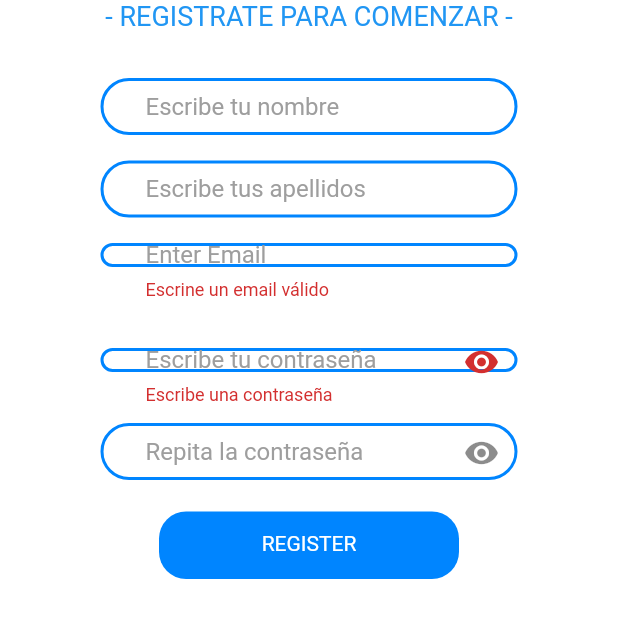
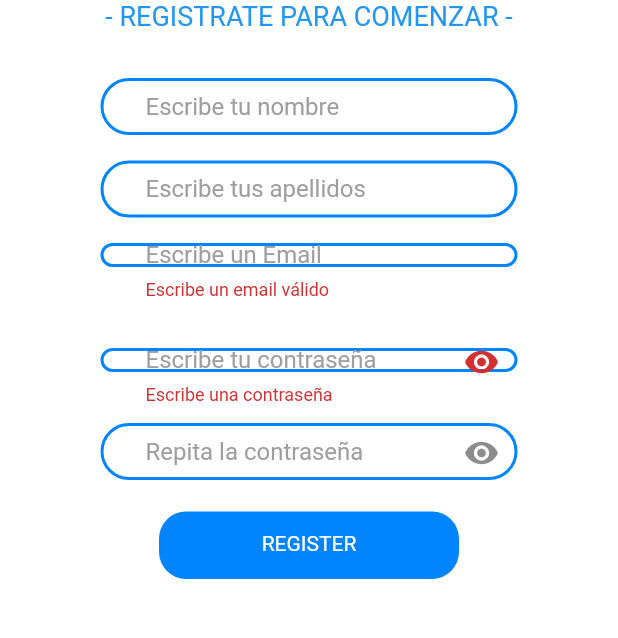
Before and after one commit to moisesmiranda135/WalleTTicket, a Flutter app: the RegisterScreen screen opened by its route, after a tap on "REGISTER", on a phone screen of 412 x 824 dp, the part 450-1088 px from its top. Run offline on Flutter 3.47's test engine with Material 2 defaults, Android fonts, the light colour scheme and no system bars; our stand-ins replace bloc, equatable, flutter_bloc, google_fonts, shared_preferences; accounts and stored records are empty; statements that could not run were skipped.

Commit message:
bottom bar creado con estilo

```diff
--- a/mobile/walletticket_app/lib/styles/styles.dart
+++ b/mobile/walletticket_app/lib/styles/styles.dart
@@ -2,6 +2,8 @@ import 'package:flutter/material.dart';
 import 'package:google_fonts/google_fonts.dart';
 
 class WalleTTicketStyle {
+  static const Color primaryColor = Color.fromRGBO(0, 133, 255, 1);
+
   // ButtonColors
   static const Color blueButtonB = Color.fromRGBO(0, 133, 255, 1);
 
@@ -16,6 +18,13 @@ class WalleTTicketStyle {
         color: WalleTTicketStyle.blueButtonB,
         width: 2.0,
       ));
+
+  //IconsBottomBar
+  static const SizedBox separatedIconsBB = SizedBox(
+    width: 50,
+  );
+  static const double containerIconBBSize = 45;
+  static const double iconBBSize = 35;
 
 /*
   // Margins, Paddings, Card properties
--- a/mobile/walletticket_app/lib/ui/screens/login_screen.dart
+++ b/mobile/walletticket_app/lib/ui/screens/login_screen.dart
@@ -133,7 +133,7 @@ class _LoginScreenState extends State<LoginScreen> {
                           focusedBorder: WalleTTicketStyle.formBorder,
                           contentPadding: WalleTTicketStyle.contentPadding,
                           fillColor: Colors.black,
-                          hintText: "Ecribe tu email",
+                          hintText: "Escribe tu email",
                           hintStyle: const TextStyle(color: Colors.grey)),
                     ),
                   ),
@@ -229,7 +229,7 @@ class _LoginScreenState extends State<LoginScreen> {
                       ),
                     ),
                     TextSpan(
-                        text: '    Registrate',
+                        text: '    Regístrate',
                         recognizer: TapGestureRecognizer()
                           ..onTap = () => Navigator.push(
                                 context,
--- a/mobile/walletticket_app/lib/ui/screens/register_screen.dart
+++ b/mobile/walletticket_app/lib/ui/screens/register_screen.dart
@@ -192,7 +192,7 @@ class _RegisterScreenState extends State<RegisterScreen> {
                         },
                         validator: (String? value) {
                           return (value == null || !value.contains('@'))
-                              ? 'Escrine un email válido'
+                              ? 'Escribe un email válido'
                               : null;
                         },
                         decoration: InputDecoration(
@@ -202,7 +202,7 @@ class _RegisterScreenState extends State<RegisterScreen> {
                             focusedBorder: WalleTTicketStyle.formBorder,
                             contentPadding: WalleTTicketStyle.contentPadding,
                             fillColor: Colors.white,
-                            hintText: "Enter Email",
+                            hintText: "Escribe un Email",
                             hintStyle: const TextStyle(color: Colors.grey)),
                       ),
                     ),
```
Also changed, not shown: mobile/walletticket_app/lib/ui/screens/menu_screen.dart (+62 -18 lines).
